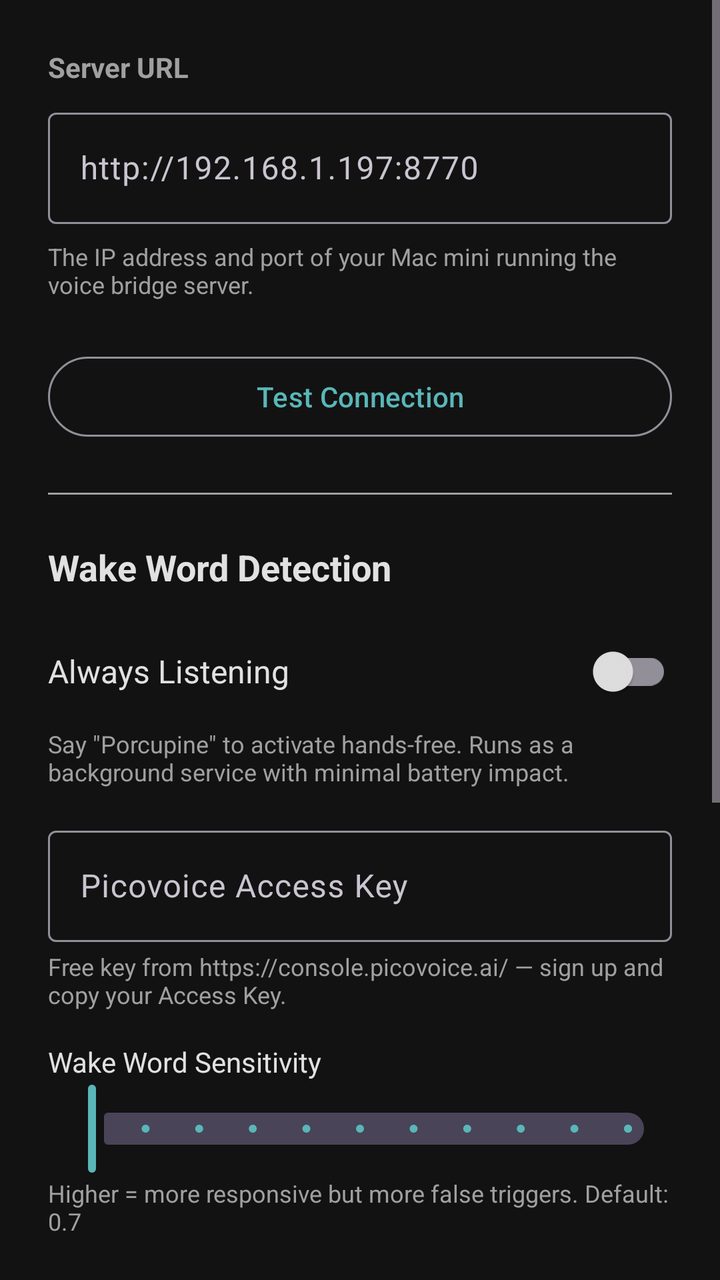
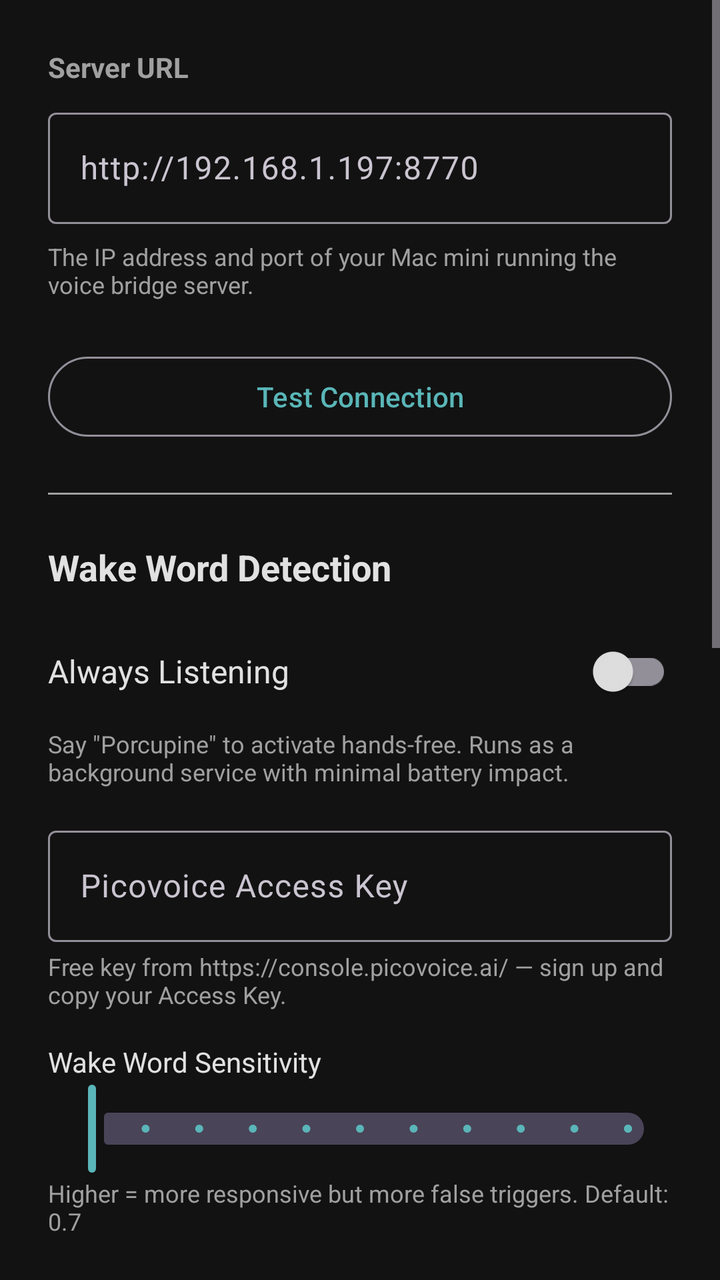

An Android layout rendered at two revisions. The XML below is the earlier revision; the diff shows what the commit changed to produce the second picture.
<!-- AndroidManifest.xml: application theme Theme.ClawdVoice -->
<!-- res/layout/activity_settings.xml -->
<?xml version="1.0" encoding="utf-8"?>
<ScrollView
    xmlns:android="http://schemas.android.com/apk/res/android"
    xmlns:tools="http://schemas.android.com/tools"
    android:layout_width="match_parent"
    android:layout_height="match_parent"
    android:background="@color/background"
    tools:context=".SettingsActivity">

    <LinearLayout
        android:layout_width="match_parent"
        android:layout_height="wrap_content"
        android:orientation="vertical"
        android:padding="24dp">

        
        <TextView
            android:layout_width="wrap_content"
            android:layout_height="wrap_content"
            android:text="@string/server_url"
            android:textSize="14sp"
            android:textColor="@color/on_surface_variant"
            android:textStyle="bold" />

        <com.google.android.material.textfield.TextInputLayout
            android:layout_width="match_parent"
            android:layout_height="wrap_content"
            android:layout_marginTop="8dp"
            android:hint="@string/server_url_hint">

            <com.google.android.material.textfield.TextInputEditText
                android:id="@+id/serverUrlInput"
                android:layout_width="match_parent"
                android:layout_height="wrap_content"
                android:inputType="textUri"
                android:textColor="@color/on_surface" />

        </com.google.android.material.textfield.TextInputLayout>

        <TextView
            android:layout_width="wrap_content"
            android:layout_height="wrap_content"
            android:layout_marginTop="8dp"
            android:text="@string/server_url_description"
            android:textSize="12sp"
            android:textColor="@color/on_surface_variant" />

        <com.google.android.material.button.MaterialButton
            android:id="@+id/testButton"
            android:layout_width="match_parent"
            android:layout_height="wrap_content"
            android:layout_marginTop="24dp"
            android:text="@string/test_connection"
            style="@style/Widget.Material3.Button.OutlinedButton" />

        
        <View
            android:layout_width="match_parent"
            android:layout_height="1dp"
            android:layout_marginVertical="24dp"
            android:background="@color/on_surface_variant" />

        
        <TextView
            android:layout_width="wrap_content"
            android:layout_height="wrap_content"
            android:text="@string/wake_word_section"
            android:textSize="18sp"
            android:textColor="@color/on_surface"
            android:textStyle="bold" />

        <LinearLayout
            android:layout_width="match_parent"
            android:layout_height="wrap_content"
            android:orientation="horizontal"
            android:layout_marginTop="16dp"
            android:gravity="center_vertical">

            <TextView
                android:layout_width="0dp"
                android:layout_height="wrap_content"
                android:layout_weight="1"
                android:text="@string/always_listening"
                android:textSize="16sp"
                android:textColor="@color/on_surface" />

            <com.google.android.material.switchmaterial.SwitchMaterial
                android:id="@+id/wakeWordSwitch"
                android:layout_width="wrap_content"
                android:layout_height="wrap_content" />

        </LinearLayout>

        <TextView
            android:layout_width="wrap_content"
            android:layout_height="wrap_content"
            android:layout_marginTop="4dp"
            android:text="@string/wake_word_description"
            android:textSize="12sp"
            android:textColor="@color/on_surface_variant" />

        <com.google.android.material.textfield.TextInputLayout
            android:layout_width="match_parent"
            android:layout_height="wrap_content"
            android:layout_marginTop="16dp"
            android:hint="@string/porcupine_access_key_hint">

            <com.google.android.material.textfield.TextInputEditText
                android:id="@+id/accessKeyInput"
                android:layout_width="match_parent"
                android:layout_height="wrap_content"
                android:inputType="textPassword"
                android:textColor="@color/on_surface" />

        </com.google.android.material.textfield.TextInputLayout>

        <TextView
            android:layout_width="wrap_content"
            android:layout_height="wrap_content"
            android:layout_marginTop="4dp"
            android:text="@string/access_key_description"
            android:textSize="12sp"
            android:textColor="@color/on_surface_variant" />

        <TextView
            android:layout_width="wrap_content"
            android:layout_height="wrap_content"
            android:layout_marginTop="16dp"
            android:text="@string/sensitivity_label"
            android:textSize="14sp"
            android:textColor="@color/on_surface" />

        <com.google.android.material.slider.Slider
            android:id="@+id/sensitivitySlider"
            android:layout_width="match_parent"
            android:layout_height="wrap_content"
            android:valueFrom="0.0"
            android:valueTo="1.0"
            android:stepSize="0.1" />

        <TextView
            android:layout_width="wrap_content"
            android:layout_height="wrap_content"
            android:text="@string/sensitivity_description"
            android:textSize="12sp"
            android:textColor="@color/on_surface_variant" />

        
        <View
            android:layout_width="match_parent"
            android:layout_height="1dp"
            android:layout_marginVertical="24dp"
            android:background="@color/on_surface_variant" />

        
        <TextView
            android:layout_width="wrap_content"
            android:layout_height="wrap_content"
            android:text="Notification Bridge"
            android:textSize="18sp"
            android:textColor="@color/on_surface"
            android:textStyle="bold" />

        <LinearLayout
            android:layout_width="match_parent"
            android:layout_height="wrap_content"
            android:orientation="horizontal"
            android:layout_marginTop="16dp"
            android:gravity="center_vertical">

            <TextView
                android:layout_width="0dp"
                android:layout_height="wrap_content"
                android:layout_weight="1"
                android:text="Forward notifications to Clawd"
                android:textSize="16sp"
                android:textColor="@color/on_surface" />

            <com.google.android.material.switchmaterial.SwitchMaterial
                android:id="@+id/notificationBridgeSwitch"
                android:layout_width="wrap_content"
                android:layout_height="wrap_content" />

        </LinearLayout>

        <TextView
            android:layout_width="wrap_content"
            android:layout_height="wrap_content"
            android:layout_marginTop="4dp"
            android:text="When enabled, SMS, email, and messaging app notifications are forwarded to OpenClaw for processing. Disable to reduce token usage."
            android:textSize="12sp"
            android:textColor="@color/on_surface_variant" />

        
        <com.google.android.material.button.MaterialButton
            android:id="@+id/batteryStatusButton"
            android:layout_width="match_parent"
            android:layout_height="wrap_content"
            android:layout_marginTop="24dp"
            android:text="Battery Optimization Status"
            android:icon="@android:drawable/ic_dialog_info"
            style="@style/Widget.Material3.Button.OutlinedButton" />

        
        <com.google.android.material.button.MaterialButton
            android:id="@+id/smsDiagnosticButton"
            android:layout_width="match_parent"
            android:layout_height="wrap_content"
            android:layout_marginTop="8dp"
            android:text="Run SMS Diagnostic"
            style="@style/Widget.Material3.Button.OutlinedButton" />

        
        <com.google.android.material.button.MaterialButton
            android:id="@+id/saveButton"
            android:layout_width="match_parent"
            android:layout_height="wrap_content"
            android:layout_marginTop="16dp"
            android:text="@string/save" />

    </LinearLayout>
</ScrollView>
<!-- resources referenced by this layout -->
<resources>
  <color name="background">#121212</color>
  <color name="on_surface">#E1E1E1</color>
  <color name="on_surface_variant">#A0A0A0</color>
  <string name="access_key_description">Free key from https://console.picovoice.ai/ — sign up and copy your Access Key.</string>
  <string name="always_listening">Always Listening</string>
  <string name="porcupine_access_key_hint">Picovoice Access Key</string>
  <string name="save">Save</string>
  <string name="sensitivity_description">Higher = more responsive but more false triggers. Default: 0.7</string>
  <string name="sensitivity_label">Wake Word Sensitivity</string>
  <string name="server_url">Server URL</string>
  <string name="server_url_description">The IP address and port of your Mac mini running the voice bridge server.</string>
  <string name="server_url_hint">http://192.168.1.197:8770</string>
  <string name="test_connection">Test Connection</string>
  <string name="wake_word_description">Say \"Porcupine\" to activate hands-free. Runs as a background service with minimal battery impact.</string>
  <string name="wake_word_section">Wake Word Detection</string>
  <style name="Theme.ClawdVoice" parent="Theme.Material3.Dark.NoActionBar">
          <item name="colorPrimary">@color/primary</item>
          <item name="colorPrimaryVariant">@color/primary_variant</item>
          <item name="colorOnPrimary">@color/on_primary</item>
          <item name="android:colorBackground">@color/background</item>
          <item name="colorSurface">@color/surface</item>
          <item name="colorOnSurface">@color/on_surface</item>
          <item name="colorError">@color/error</item>
          <item name="android:statusBarColor">@color/surface</item>
          <item name="android:navigationBarColor">@color/background</item>
      </style>
  <color name="primary">#5AB6B8</color>
  <color name="primary_variant">#3D8F93</color>
  <color name="on_primary">#FFFFFF</color>
  <color name="surface">#1E1E1E</color>
  <color name="error">#CF6679</color>
</resources>

<!-- the commit's change to res/layout/activity_settings.xml (unified diff, before → after) -->
@@ -146,6 +146,62 @@
             android:textColor="@color/on_surface_variant" />
 
         
+        <TextView
+            android:layout_width="wrap_content"
+            android:layout_height="wrap_content"
+            android:text="Webhook URL"
+            android:textSize="14sp"
+            android:textColor="@color/on_surface_variant"
+            android:textStyle="bold"
+            android:layout_marginTop="24dp" />
+
+        <com.google.android.material.textfield.TextInputLayout
+            android:layout_width="match_parent"
+            android:layout_height="wrap_content"
+            android:layout_marginTop="8dp"
+            android:hint="http://192.168.1.197:18789">
+
+            <com.google.android.material.textfield.TextInputEditText
+                android:id="@+id/webhookUrlInput"
+                android:layout_width="match_parent"
+                android:layout_height="wrap_content"
+                android:inputType="textUri"
+                android:textColor="@color/on_surface" />
+
+        </com.google.android.material.textfield.TextInputLayout>
+
+        <TextView
+            android:layout_width="wrap_content"
+            android:layout_height="wrap_content"
+            android:layout_marginTop="4dp"
+            android:text="URL for the OpenClaw webhook endpoint (notifications, SMS sync). Change to port 18800 for the filter proxy."
+            android:textSize="12sp"
+            android:textColor="@color/on_surface_variant" />
+
+        <com.google.android.material.textfield.TextInputLayout
+            android:layout_width="match_parent"
+            android:layout_height="wrap_content"
+            android:layout_marginTop="16dp"
+            android:hint="Webhook Token">
+
+            <com.google.android.material.textfield.TextInputEditText
+                android:id="@+id/webhookTokenInput"
+                android:layout_width="match_parent"
+                android:layout_height="wrap_content"
+                android:inputType="textPassword"
+                android:textColor="@color/on_surface" />
+
+        </com.google.android.material.textfield.TextInputLayout>
+
+        <TextView
+            android:layout_width="wrap_content"
+            android:layout_height="wrap_content"
+            android:layout_marginTop="4dp"
+            android:text="Bearer token for webhook authentication."
+            android:textSize="12sp"
+            android:textColor="@color/on_surface_variant" />
+
+        
         <View
             android:layout_width="match_parent"
             android:layout_height="1dp"
